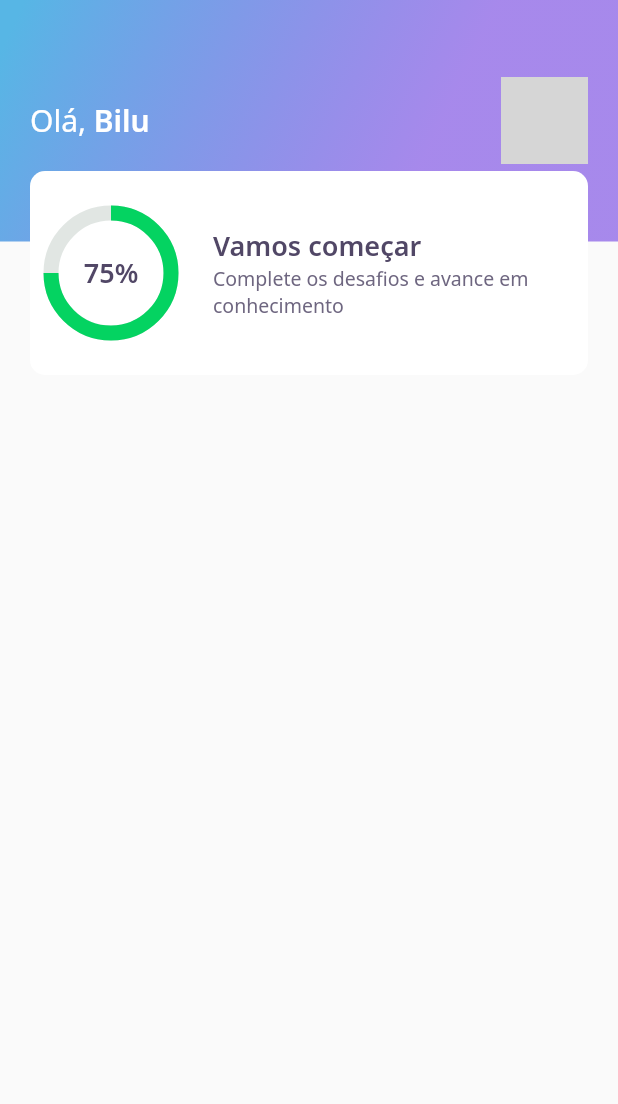
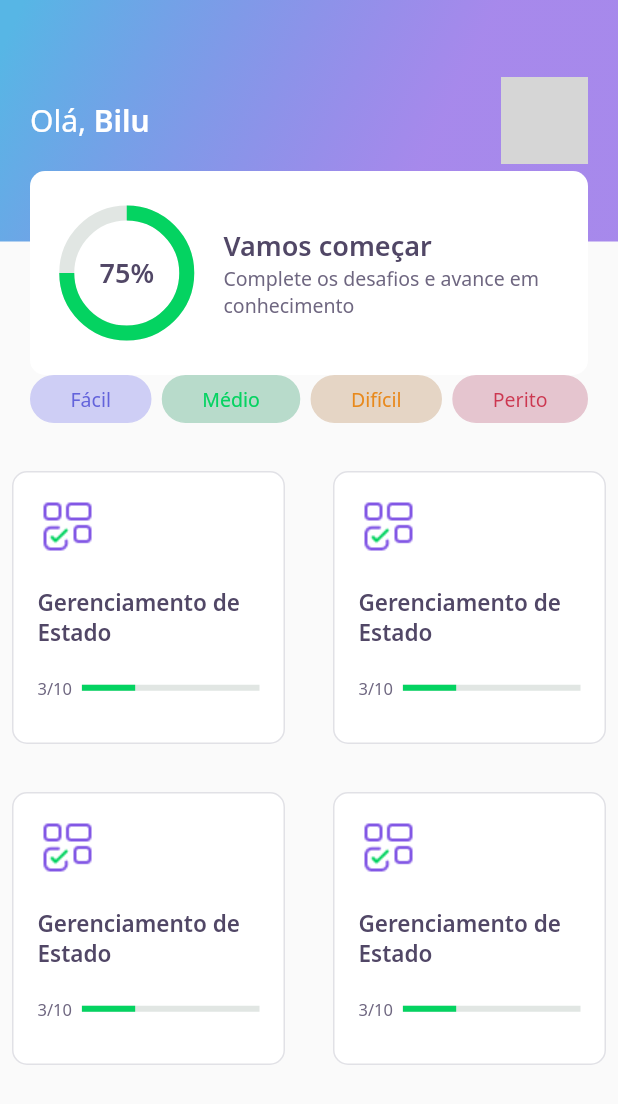
Before and after one commit to luiznazari/app-devquiz, a Flutter app: the screen it shows after launch, on a phone screen of 412 x 824 dp. Shown: the top 1104 px of the screen. Run offline on Flutter 3.47's test engine with Material 2 defaults, Android fonts, the phone set to English and light mode, and no system bars; our stand-ins replace google_fonts; missing offline and left inert: dart:html; network calls fail; grey boxes are pictures that could not be loaded.

Commit message:
[2]: Criado componentes de dificuldade e card dos quizes

```diff
--- a/lib/home/home_page.dart
+++ b/lib/home/home_page.dart
@@ -1,4 +1,6 @@
 import 'package:DevQuiz/home/widgets/appbar/app_bar_widget.dart';
+import 'package:DevQuiz/home/widgets/level_button/level_button_widget.dart';
+import 'package:DevQuiz/home/widgets/quiz_card/quiz_card_widget.dart';
 import 'package:flutter/material.dart';
 
 class HomePage extends StatefulWidget {
@@ -13,6 +15,36 @@ class _HomePageState extends State<HomePage> {
   Widget build(BuildContext context) {
     return Scaffold(
       appBar: AppBarWidget(),
+      body: Column(
+        children: [
+          Padding(
+            padding: const EdgeInsets.symmetric(horizontal: 20),
+            child: Row(
+              mainAxisAlignment: MainAxisAlignment.spaceBetween,
+              children: [
+                LevelButtonWidget(label: "Fácil"),
+                LevelButtonWidget(label: "Médio"),
+                LevelButtonWidget(label: "Difícil"),
+                LevelButtonWidget(label: "Perito")
+              ],
+            ),
+          ),
+          SizedBox(height: 24),
+          Expanded(
+            child: GridView.count(
+              crossAxisSpacing: 16,
+              mainAxisSpacing: 16,
+              crossAxisCount: 2,
+              children: [
+                QuizCardWidget(),
+                QuizCardWidget(),
+                QuizCardWidget(),
+                QuizCardWidget(),
+              ],
+            ),
+          )
+        ],
+      ),
     );
   }
 }
--- /dev/null
+++ b/lib/home/widgets/level_button/level_button_widget.dart
@@ -0,0 +1,56 @@
+import 'dart:html';
+
+import 'package:DevQuiz/core/app_colors.dart';
+import 'package:flutter/material.dart';
+import 'package:google_fonts/google_fonts.dart';
+
+class LevelButtonWidget extends StatelessWidget {
+  final String label;
+
+  LevelButtonWidget({Key? key, required this.label})
+      : assert(["Fácil", "Médio", "Difícil", "Perito"].contains(label)),
+        super(key: key);
+
+  final config = {
+    "Fácil": {
+      "color": AppColors.levelButtonBorderFacil,
+      "borderColor": AppColors.levelButtonBorderFacil,
+      "fontColor": AppColors.levelButtonTextFacil
+    },
+    "Médio": {
+      "color": AppColors.levelButtonBorderMedio,
+      "borderColor": AppColors.levelButtonBorderMedio,
+      "fontColor": AppColors.levelButtonTextMedio
+    },
+    "Difícil": {
+      "color": AppColors.levelButtonBorderDificil,
+      "borderColor": AppColors.levelButtonBorderDificil,
+      "fontColor": AppColors.levelButtonTextDificil
+    },
+    "Perito": {
+      "color": AppColors.levelButtonBorderPerito,
+      "borderColor": AppColors.levelButtonBorderPerito,
+      "fontColor": AppColors.levelButtonTextPerito
+    },
+  };
+
+  Color get color => this.config[this.label]!['color']!;
+  Color get borderColor => this.config[this.label]!['borderColor']!;
+  Color get fontColor => this.config[this.label]!['fontColor']!;
+
+  @override
+  Widget build(BuildContext context) {
+    return Container(
+      decoration: BoxDecoration(
+        color: color,
+        border: Border.fromBorderSide(BorderSide(color: borderColor)),
+        borderRadius: BorderRadius.circular(28),
+      ),
+      child: Padding(
+        padding: const EdgeInsets.symmetric(horizontal: 26, vertical: 6),
+        child: Text(this.label,
+            style: GoogleFonts.notoSans(color: fontColor, fontSize: 13)),
+      ),
+    );
+  }
+}
--- /dev/null
+++ b/lib/home/widgets/quiz_card/quiz_card_widget.dart
@@ -0,0 +1,52 @@
+import 'package:DevQuiz/core/app_colors.dart';
+import 'package:DevQuiz/core/app_images.dart';
+import 'package:DevQuiz/core/app_text_styles.dart';
+import 'package:flutter/material.dart';
+
+class QuizCardWidget extends StatelessWidget {
+  const QuizCardWidget({Key? key}) : super(key: key);
+
+  @override
+  Widget build(BuildContext context) {
+    return Padding(
+      padding: const EdgeInsets.all(8.0),
+      child: Container(
+        padding: const EdgeInsets.all(16),
+        decoration: BoxDecoration(
+            border: Border.fromBorderSide(BorderSide(color: AppColors.border)),
+            borderRadius: BorderRadius.circular(10),
+            color: AppColors.white),
+        child: Column(
+          crossAxisAlignment: CrossAxisAlignment.start,
+          children: [
+            Container(
+              height: 40,
+              width: 40,
+              child: Image.asset(AppImages.blocks),
+            ),
+            SizedBox(height: 20),
+            Text("Gerenciamento de Estado", style: AppTextStyles.heading15),
+            SizedBox(height: 20),
+            Row(
+              children: [
+                Expanded(
+                  flex: 1,
+                  child: Text("3/10", style: AppTextStyles.body11),
+                ),
+                Expanded(
+                  flex: 4,
+                  child: LinearProgressIndicator(
+                    value: 0.3,
+                    backgroundColor: AppColors.chartSecondary,
+                    valueColor:
+                        AlwaysStoppedAnimation<Color>(AppColors.chartPrimary),
+                  ),
+                )
+              ],
+            )
+          ],
+        ),
+      ),
+    );
+  }
+}
--- a/lib/home/widgets/score_card/score_card_widget.dart
+++ b/lib/home/widgets/score_card/score_card_widget.dart
@@ -11,7 +11,7 @@ class ScoreCardWidget extends StatelessWidget {
       padding: const EdgeInsets.only(left: 20, right: 20, top: 14),
       child: Container(
         height: 136,
-        padding: const EdgeInsets.symmetric(horizontal: 10),
+        padding: const EdgeInsets.symmetric(horizontal: 24),
         decoration: BoxDecoration(
           color: Colors.white,
           borderRadius: BorderRadius.circular(10),
```
Also changed, not shown: 1 other file.
